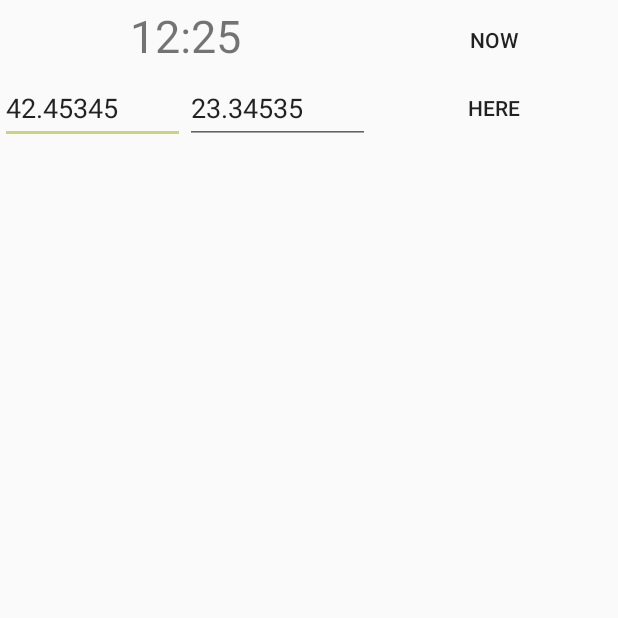
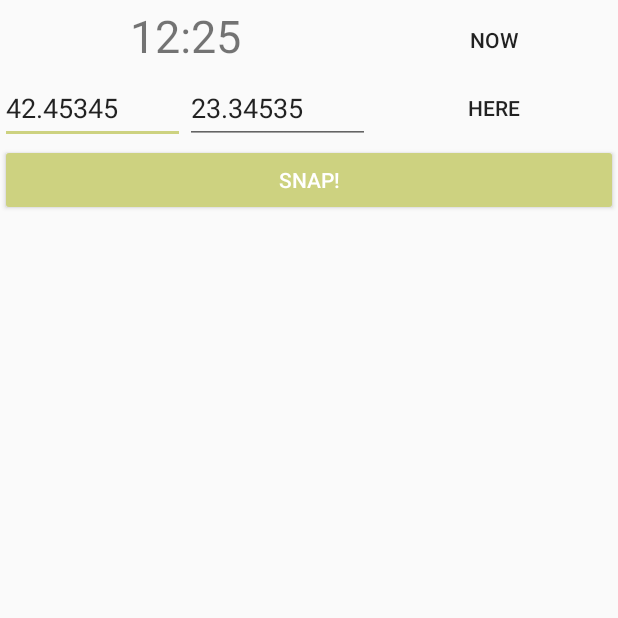
Before and after one commit to dexterlb/nadir, an Android app: the RollActivity screen opened directly, with no data from a screen before it, on a phone screen of 412 x 824 dp, the top half of it. Run offline under Robolectric (Android 15) with nearby library versions, the phone set to English and light mode, and no system bars.

Commit message:
add button

```diff
--- a/Android/Nadir/app/src/main/res/layout/activity_roll_activity.xml
+++ b/Android/Nadir/app/src/main/res/layout/activity_roll_activity.xml
@@ -83,6 +83,14 @@
 
             </LinearLayout>
 
+            <Button
+                android:id="@+id/addPhotoButton"
+                style="@style/Widget.AppCompat.Button.Colored"
+                android:layout_width="match_parent"
+                android:layout_height="wrap_content"
+                android:text="Snap!" />
+
+
         </LinearLayout>
 
         <org.qtrp.nadir.CustomViews.ContextMenuRecyclerView
```
